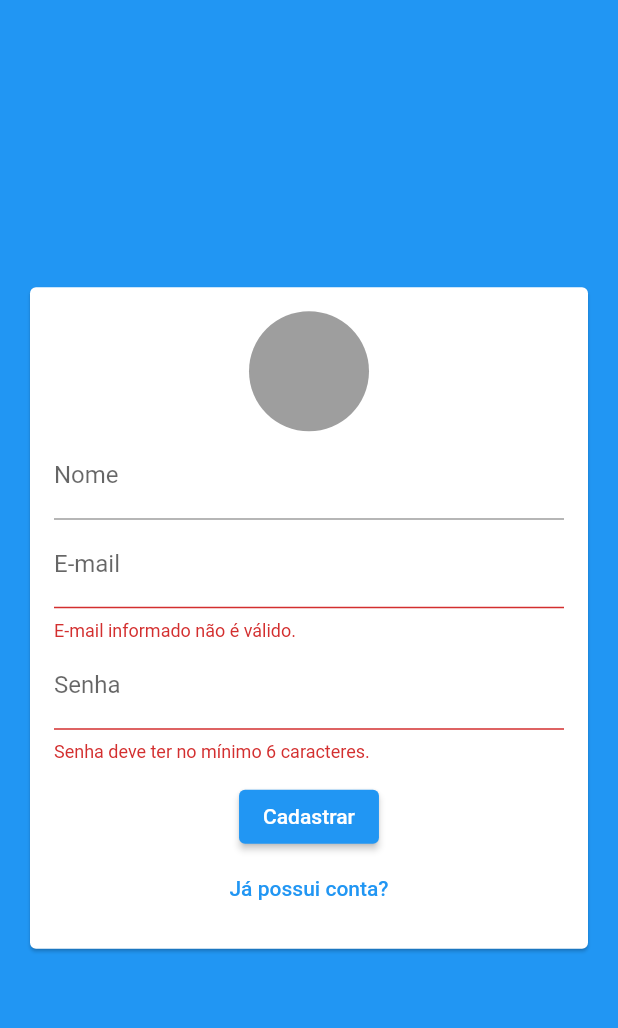
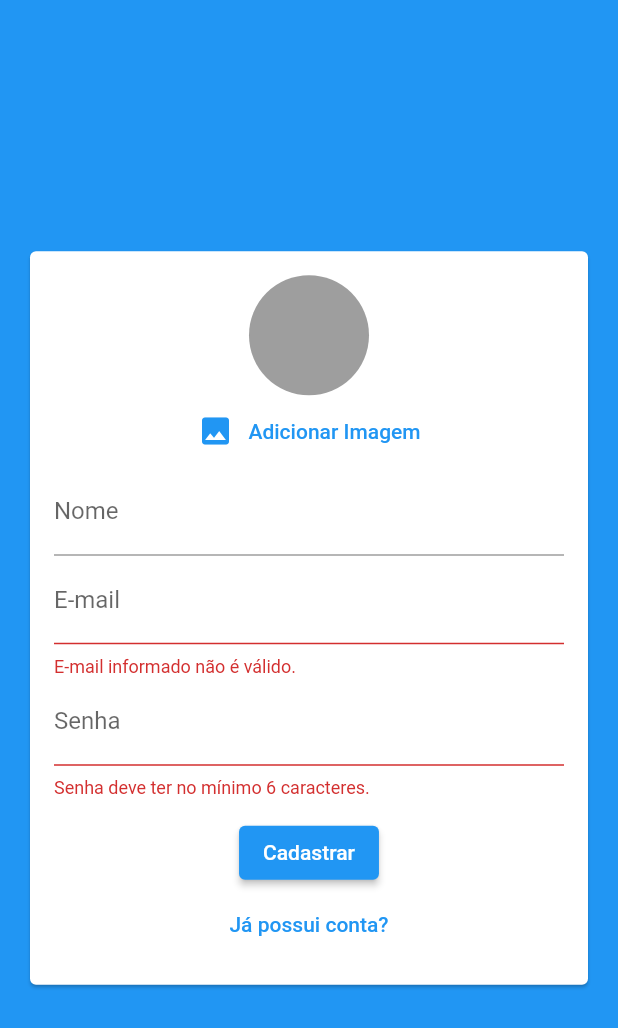
Before and after one commit to EduardoMoreira26/Flutter-Chat-Firebase, a Flutter app: the screen it shows after launch, after a tap on "Entrar", after a tap on "Criar uma nova conta?", on a phone screen of 412 x 824 dp. Shown: the top 1028 px of the screen. Run offline on Flutter 3.47's test engine with Material 2 defaults, Android fonts, the phone set to English and light mode, and no system bars.

Commit message:
image picker avatar

```diff
--- a/lib/components/auth_form.dart
+++ b/lib/components/auth_form.dart
@@ -24,9 +24,20 @@ class _AuthFormState extends State<AuthForm> {
     _formData.image = image;
   }
 
+  void _showError(String msg) {
+    ScaffoldMessenger.of(context).showSnackBar(SnackBar(
+      content: Text(msg),
+      backgroundColor: Theme.of(context).errorColor,
+    ));
+  }
+
   void _submit() {
     final isValid = _formKey.currentState?.validate() ?? false;
     if (!isValid) return;
+
+    if (_formData.image == null && _formData.isSignup) {
+      return _showError('Imagem não selecionada!');
+    }
 
     widget.onSubmit(_formData);
   }
@@ -41,7 +52,10 @@ class _AuthFormState extends State<AuthForm> {
           key: _formKey,
           child: Column(
             children: [
-               if (_formData.isSignup) UserImagePicker(onImagePick: _handleImagePick,),
+              if (_formData.isSignup)
+                UserImagePicker(
+                  onImagePick: _handleImagePick,
+                ),
               if (_formData.isSignup)
                 TextFormField(
                   key: ValueKey('name'),
--- a/lib/components/user_image_picker.dart
+++ b/lib/components/user_image_picker.dart
@@ -22,6 +22,22 @@ class _UserImagePickerState extends State<UserImagePicker> {
           radius: 40,
           backgroundColor: Colors.grey,
         ),
+        TextButton(
+          onPressed: () {},
+          child: Row(
+            mainAxisAlignment: MainAxisAlignment.center,
+            children: [
+              Icon(
+                Icons.image,
+                color: Theme.of(context).primaryColor,
+              ),
+              SizedBox(
+                width: 10,
+              ),
+              Text('Adicionar Imagem')
+            ],
+          ),
+        ),
       ],
     );
   }
```
